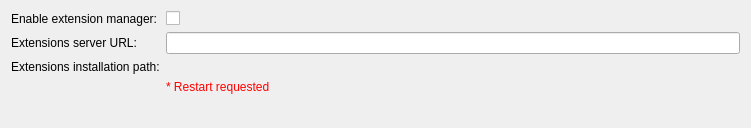
First picture: the form in Base/QTGUI/Resources/UI/qSlicerSettingsExtensionsPanel.ui, repository Slicer/SlicerGitSVNArchive, before the edit.
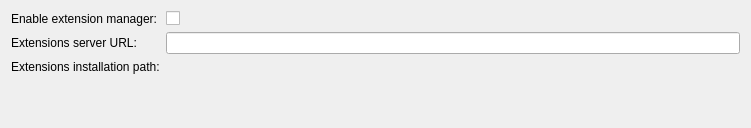
Second picture: the form after the edit. Custom widgets are drawn as their Qt base class.

Commit message:
STYLE: Simplify RestartRequested use in Settings panel
Adds asterisk when panel is modified.
Issue #1870

Diff of the .ui file:
```diff
--- a/Base/QTGUI/Resources/UI/qSlicerSettingsExtensionsPanel.ui
+++ b/Base/QTGUI/Resources/UI/qSlicerSettingsExtensionsPanel.ui
@@ -48,13 +48,6 @@
    <item row="3" column="1">
     <widget class="ctkDirectoryButton" name="ExtensionsInstallPathButton" native="true"/>
    </item>
-   <item row="5" column="1">
-    <widget class="QLabel" name="RestartRequestedLabel">
-     <property name="text">
-      <string>&lt;font color=&quot;red&quot;&gt;* Restart requested&lt;/font&gt;</string>
-     </property>
-    </widget>
-   </item>
   </layout>
  </widget>
  <customwidgets>
```
The commit also changes 11 other files.
